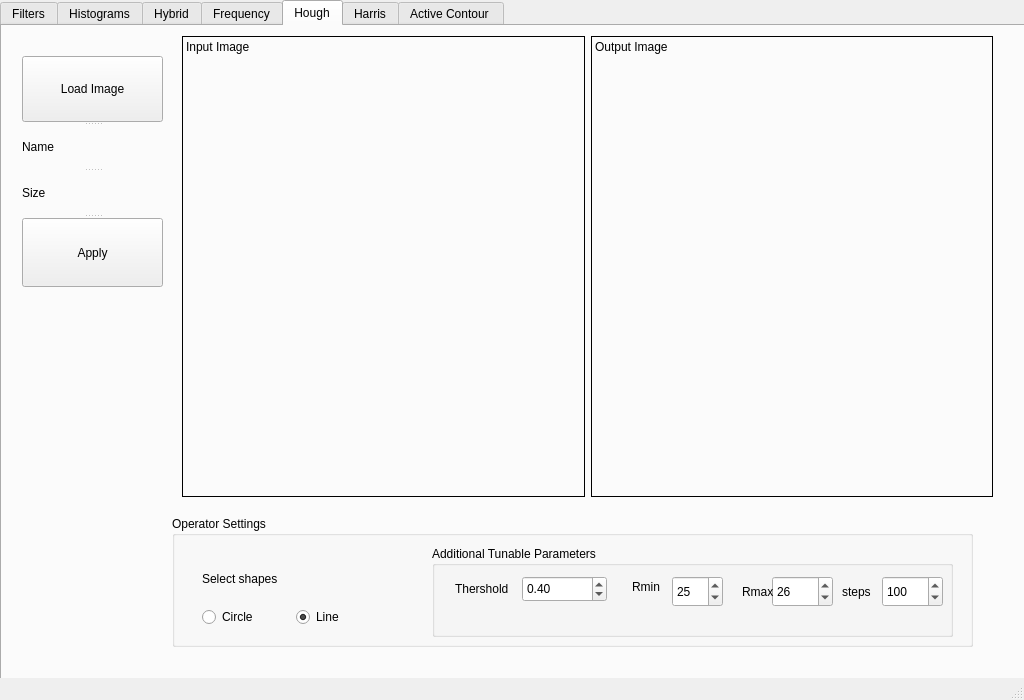
Old version of the form MainWindow.ui in the repository Bravewarrior0/Computer-Vision.
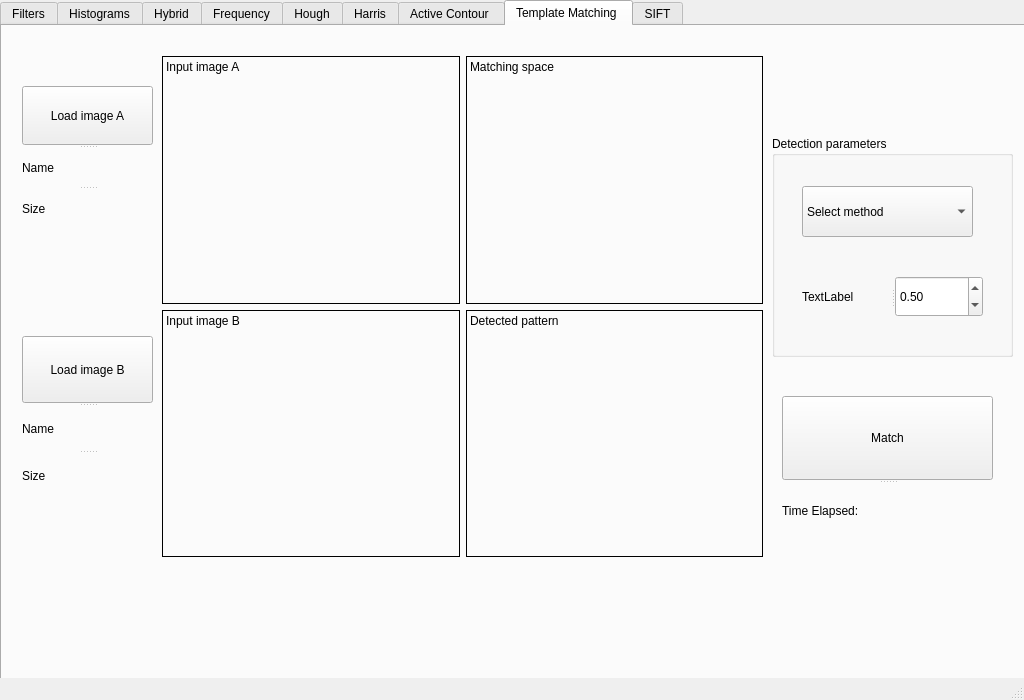
New version of the form. Custom widgets are drawn as their Qt base class.

Patch:
```diff
--- a/MainWindow.ui
+++ b/MainWindow.ui
@@ -39,7 +39,7 @@
      </rect>
     </property>
     <property name="currentIndex">
-     <number>4</number>
+     <number>7</number>
     </property>
     <widget class="QWidget" name="tab_filters">
      <attribute name="title">
@@ -1679,6 +1679,379 @@
       </widget>
      </widget>
     </widget>
+    <widget class="QWidget" name="tab">
+     <attribute name="title">
+      <string>Template Matching </string>
+     </attribute>
+     <widget class="QGroupBox" name="groupBox_10">
+      <property name="geometry">
+       <rect>
+        <x>770</x>
+        <y>110</y>
+        <width>241</width>
+        <height>221</height>
+       </rect>
+      </property>
+      <property name="title">
+       <string>Detection parameters</string>
+      </property>
+      <widget class="QComboBox" name="comboBox">
+       <property name="geometry">
+        <rect>
+         <x>30</x>
+         <y>50</y>
+         <width>171</width>
+         <height>51</height>
+        </rect>
+       </property>
+       <item>
+        <property name="text">
+         <string>Select method </string>
+        </property>
+       </item>
+       <item>
+        <property name="text">
+         <string>correlation </string>
+        </property>
+       </item>
+       <item>
+        <property name="text">
+         <string>zero-mean correlation</string>
+        </property>
+       </item>
+       <item>
+        <property name="text">
+         <string>sum of squared differences (SSD)</string>
+        </property>
+       </item>
+       <item>
+        <property name="text">
+         <string>normalized cross correlations</string>
+        </property>
+       </item>
+      </widget>
+      <widget class="QSplitter" name="splitter_38">
+       <property name="geometry">
+        <rect>
+         <x>30</x>
+         <y>140</y>
+         <width>181</width>
+         <height>41</height>
+        </rect>
+       </property>
+       <property name="orientation">
+        <enum>Qt::Horizontal</enum>
+       </property>
+       <widget class="QLabel" name="label_49">
+        <property name="text">
+         <string>TextLabel</string>
+        </property>
+       </widget>
+       <widget class="QDoubleSpinBox" name="doubleSpinBox">
+        <property name="maximum">
+         <double>1.000000000000000</double>
+        </property>
+        <property name="singleStep">
+         <double>0.010000000000000</double>
+        </property>
+        <property name="value">
+         <double>0.500000000000000</double>
+        </property>
+       </widget>
+      </widget>
+     </widget>
+     <widget class="QWidget" name="layoutWidget">
+      <property name="geometry">
+       <rect>
+        <x>160</x>
+        <y>30</y>
+        <width>601</width>
+        <height>501</height>
+       </rect>
+      </property>
+      <layout class="QGridLayout" name="gridLayout_2">
+       <item row="0" column="0">
+        <widget class="QLabel" name="label_input_TM_A">
+         <property name="frameShape">
+          <enum>QFrame::Box</enum>
+         </property>
+         <property name="text">
+          <string>Input image A</string>
+         </property>
+         <property name="alignment">
+          <set>Qt::AlignLeading|Qt::AlignLeft|Qt::AlignTop</set>
+         </property>
+        </widget>
+       </item>
+       <item row="0" column="1">
+        <widget class="QLabel" name="label_matching">
+         <property name="frameShape">
+          <enum>QFrame::Box</enum>
+         </property>
+         <property name="text">
+          <string>Matching space</string>
+         </property>
+         <property name="alignment">
+          <set>Qt::AlignLeading|Qt::AlignLeft|Qt::AlignTop</set>
+         </property>
+        </widget>
+       </item>
+       <item row="1" column="0">
+        <widget class="QLabel" name="label_input_TM_B">
+         <property name="frameShape">
+          <enum>QFrame::Box</enum>
+         </property>
+         <property name="text">
+          <string>Input image B</string>
+         </property>
+         <property name="alignment">
+          <set>Qt::AlignLeading|Qt::AlignLeft|Qt::AlignTop</set>
+         </property>
+        </widget>
+       </item>
+       <item row="1" column="1">
+        <widget class="QLabel" name="label_pattern">
+         <property name="frameShape">
+          <enum>QFrame::Box</enum>
+         </property>
+         <property name="text">
+          <string>Detected pattern</string>
+         </property>
+         <property name="alignment">
+          <set>Qt::AlignLeading|Qt::AlignLeft|Qt::AlignTop</set>
+         </property>
+        </widget>
+       </item>
+      </layout>
+     </widget>
+     <widget class="QSplitter" name="splitter_32">
+      <property name="geometry">
+       <rect>
+        <x>20</x>
+        <y>310</y>
+        <width>131</width>
+        <height>161</height>
+       </rect>
+      </property>
+      <property name="orientation">
+       <enum>Qt::Vertical</enum>
+      </property>
+      <widget class="QPushButton" name="pushButton_TM_load_B">
+       <property name="text">
+        <string>Load image B</string>
+       </property>
+      </widget>
+      <widget class="QLabel" name="label_40">
+       <property name="text">
+        <string>Name</string>
+       </property>
+      </widget>
+      <widget class="QLabel" name="label_41">
+       <property name="text">
+        <string>Size</string>
+       </property>
+      </widget>
+     </widget>
+     <widget class="QSplitter" name="splitter_33">
+      <property name="geometry">
+       <rect>
+        <x>20</x>
+        <y>60</y>
+        <width>131</width>
+        <height>141</height>
+       </rect>
+      </property>
+      <property name="orientation">
+       <enum>Qt::Vertical</enum>
+      </property>
+      <widget class="QPushButton" name="pushButton_TM_load_A">
+       <property name="text">
+        <string>Load image A</string>
+       </property>
+      </widget>
+      <widget class="QLabel" name="label_31">
+       <property name="text">
+        <string>Name</string>
+       </property>
+      </widget>
+      <widget class="QLabel" name="label_39">
+       <property name="text">
+        <string>Size</string>
+       </property>
+      </widget>
+     </widget>
+     <widget class="QSplitter" name="splitter_34">
+      <property name="geometry">
+       <rect>
+        <x>780</x>
+        <y>370</y>
+        <width>211</width>
+        <height>141</height>
+       </rect>
+      </property>
+      <property name="orientation">
+       <enum>Qt::Vertical</enum>
+      </property>
+      <widget class="QPushButton" name="pushButton_TM_match">
+       <property name="text">
+        <string>Match</string>
+       </property>
+      </widget>
+      <widget class="QLabel" name="label_42">
+       <property name="text">
+        <string>Time Elapsed:</string>
+       </property>
+      </widget>
+     </widget>
+    </widget>
+    <widget class="QWidget" name="tab_2">
+     <attribute name="title">
+      <string>SIFT</string>
+     </attribute>
+     <widget class="QGroupBox" name="groupBox_11">
+      <property name="geometry">
+       <rect>
+        <x>780</x>
+        <y>140</y>
+        <width>231</width>
+        <height>181</height>
+       </rect>
+      </property>
+      <property name="title">
+       <string>Tunable parameter</string>
+      </property>
+     </widget>
+     <widget class="QSplitter" name="splitter_35">
+      <property name="geometry">
+       <rect>
+        <x>20</x>
+        <y>110</y>
+        <width>121</width>
+        <height>111</height>
+       </rect>
+      </property>
+      <property name="orientation">
+       <enum>Qt::Vertical</enum>
+      </property>
+      <widget class="QPushButton" name="pushButton_SIFT_load_A">
+       <property name="text">
+        <string>Load image A</string>
+       </property>
+      </widget>
+      <widget class="QLabel" name="label_43">
+       <property name="text">
+        <string>Name</string>
+       </property>
+      </widget>
+      <widget class="QLabel" name="label_44">
+       <property name="text">
+        <string>Size</string>
+       </property>
+      </widget>
+     </widget>
+     <widget class="QSplitter" name="splitter_36">
+      <property name="geometry">
+       <rect>
+        <x>20</x>
+        <y>340</y>
+        <width>121</width>
+        <height>111</height>
+       </rect>
+      </property>
+      <property name="orientation">
+       <enum>Qt::Vertical</enum>
+      </property>
+      <widget class="QPushButton" name="pushButton_SIFT_load_B">
+       <property name="text">
+        <string>Load image B</string>
+       </property>
+      </widget>
+      <widget class="QLabel" name="label_45">
+       <property name="text">
+        <string>Name</string>
+       </property>
+      </widget>
+      <widget class="QLabel" name="label_46">
+       <property name="text">
+        <string>Size</string>
+       </property>
+      </widget>
+     </widget>
+     <widget class="QWidget" name="layoutWidget">
+      <property name="geometry">
+       <rect>
+        <x>150</x>
+        <y>70</y>
+        <width>621</width>
+        <height>461</height>
+       </rect>
+      </property>
+      <layout class="QGridLayout" name="gridLayout_3">
+       <item row="0" column="0">
+        <widget class="QLabel" name="label_input_SIFT_A">
+         <property name="frameShape">
+          <enum>QFrame::Box</enum>
+         </property>
+         <property name="text">
+          <string>TextLabel</string>
+         </property>
+         <property name="alignment">
+          <set>Qt::AlignLeading|Qt::AlignLeft|Qt::AlignTop</set>
+         </property>
+        </widget>
+       </item>
+       <item row="0" column="1" rowspan="2">
+        <widget class="QLabel" name="label_48">
+         <property name="frameShape">
+          <enum>QFrame::Box</enum>
+         </property>
+         <property name="text">
+          <string>TextLabel</string>
+         </property>
+         <property name="alignment">
+          <set>Qt::AlignLeading|Qt::AlignLeft|Qt::AlignTop</set>
+         </property>
+        </widget>
+       </item>
+       <item row="1" column="0">
+        <widget class="QLabel" name="label_input_SIFT_B">
+         <property name="frameShape">
+          <enum>QFrame::Box</enum>
+         </property>
+         <property name="text">
+          <string>TextLabel</string>
+         </property>
+         <property name="alignment">
+          <set>Qt::AlignLeading|Qt::AlignLeft|Qt::AlignTop</set>
+         </property>
+        </widget>
+       </item>
+      </layout>
+     </widget>
+     <widget class="QSplitter" name="splitter_37">
+      <property name="geometry">
+       <rect>
+        <x>790</x>
+        <y>370</y>
+        <width>211</width>
+        <height>141</height>
+       </rect>
+      </property>
+      <property name="orientation">
+       <enum>Qt::Vertical</enum>
+      </property>
+      <widget class="QPushButton" name="pushButton_SIFT_match">
+       <property name="text">
+        <string>Match</string>
+       </property>
+      </widget>
+      <widget class="QLabel" name="label_47">
+       <property name="text">
+        <string>Time Elapsed:</string>
+       </property>
+      </widget>
+     </widget>
+    </widget>
    </widget>
   </widget>
   <widget class="QMenuBar" name="menubar">
```
Left out of the diff: 2 changed lines with no effect on the pictures.
